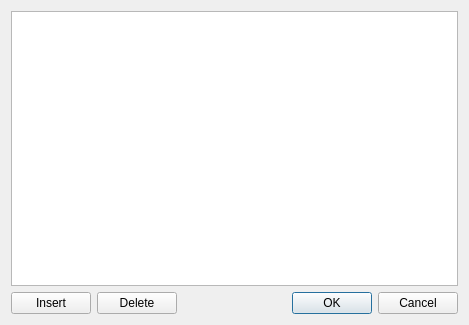
First picture: the form in ui/TargetSettingsDialog.ui, repository kipr/kiss, before the edit.
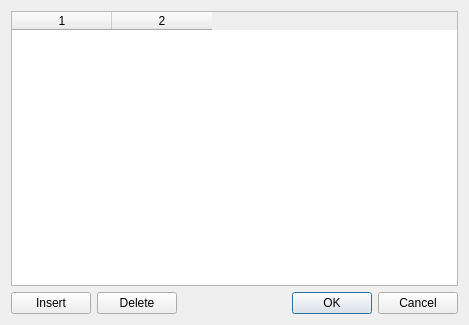
Second picture: the form after the edit.

What changed in the file:
```diff
--- a/ui/TargetSettingsDialog.ui
+++ b/ui/TargetSettingsDialog.ui
@@ -14,7 +14,13 @@
   </property>
   <layout class="QVBoxLayout" >
    <item>
-    <widget class="QTableWidget" name="ui_settingsTable" />
+    <widget class="QTableWidget" name="ui_settingsTable">
+     <property name="columnCount">
+      <number>2</number>
+     </property>
+     <column/>
+     <column/>
+    </widget>
    </item>
    <item>
     <layout class="QHBoxLayout" >
```
Left out of the diff: 41 changed lines with no effect on the pictures.
